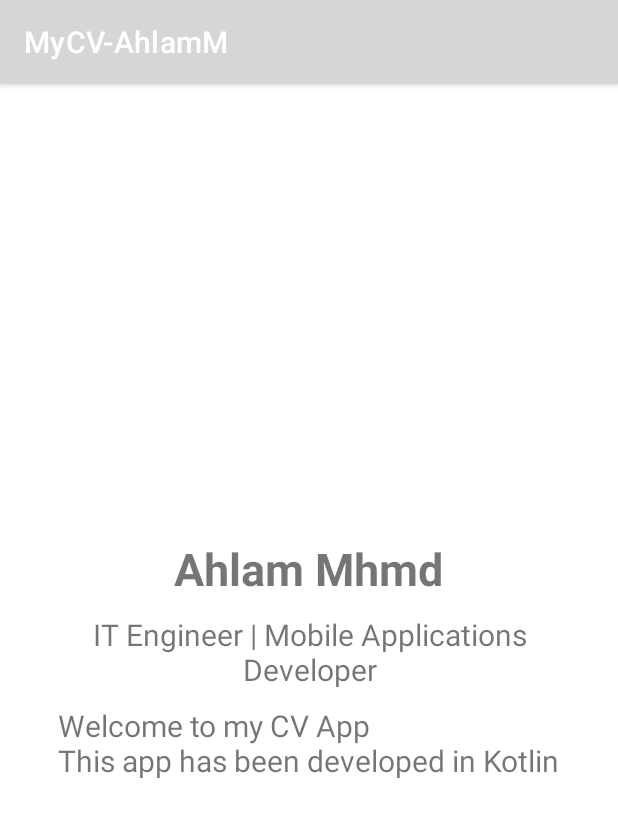
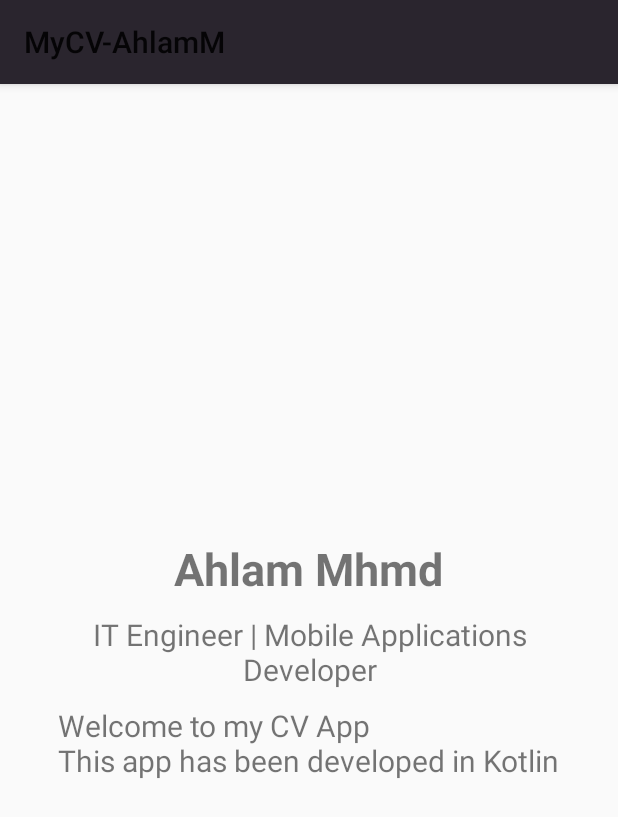
Before and after one commit to Ahlam-M/MyCV-App-Ahlam-M, an Android app: the IntroActivity screen opened directly, with no data from a screen before it, on a phone screen of 412 x 824 dp. Shown: the top 817 px of the screen. Run offline under Robolectric (Android 15) with nearby library versions, the phone set to English and light mode, and no system bars; network calls fail.

Commit message:
themes & strings xml files

```diff
--- a/app/src/main/res/layout/activity_splash.xml
+++ b/app/src/main/res/layout/activity_splash.xml
@@ -4,6 +4,8 @@
     android:layout_width="match_parent"
     android:layout_height="match_parent"
     android:orientation="vertical"
+    android:background="@color/red_oxide"
     tools:context=".activities.SplashActivity">
 
+
 </LinearLayout>
--- a/app/src/main/res/values-night/themes.xml
+++ b/app/src/main/res/values-night/themes.xml
@@ -1,16 +1,16 @@
 <resources xmlns:tools="http://schemas.android.com/tools">
     <!-- Base application theme. -->
-    <style name="Theme.MyCVAhlamM" parent="Theme.MaterialComponents.DayNight.DarkActionBar">
-        <!-- Primary brand color. -->
+    <!--<style name="Theme.MyCVAhlamM" parent="Theme.MaterialComponents.DayNight.DarkActionBar">
+        &lt;!&ndash; Primary brand color. &ndash;&gt;
         <item name="colorPrimary">@color/purple_200</item>
         <item name="colorPrimaryVariant">@color/purple_700</item>
         <item name="colorOnPrimary">@color/black</item>
-        <!-- Secondary brand color. -->
+        &lt;!&ndash; Secondary brand color. &ndash;&gt;
         <item name="colorSecondary">@color/teal_200</item>
         <item name="colorSecondaryVariant">@color/teal_200</item>
         <item name="colorOnSecondary">@color/black</item>
-        <!-- Status bar color. -->
+        &lt;!&ndash; Status bar color. &ndash;&gt;
         <item name="android:statusBarColor" tools:targetApi="l">?attr/colorPrimaryVariant</item>
-        <!-- Customize your theme here. -->
-    </style>
+        &lt;!&ndash; Customize your theme here. &ndash;&gt;
+    </style>-->
 </resources>
--- a/app/src/main/res/values/themes.xml
+++ b/app/src/main/res/values/themes.xml
@@ -1,16 +1,29 @@
 <resources xmlns:tools="http://schemas.android.com/tools">
     <!-- Base application theme. -->
-    <style name="Theme.MyCVAhlamM" parent="Theme.MaterialComponents.DayNight.DarkActionBar">
+    <style name="Theme.MyCVAhlamM" parent="Theme.AppCompat.Light">
         <!-- Primary brand color. -->
-        <item name="colorPrimary">@color/purple_500</item>
-        <item name="colorPrimaryVariant">@color/purple_700</item>
-        <item name="colorOnPrimary">@color/white</item>
-        <!-- Secondary brand color. -->
-        <item name="colorSecondary">@color/teal_200</item>
-        <item name="colorSecondaryVariant">@color/teal_700</item>
-        <item name="colorOnSecondary">@color/black</item>
+        <item name="colorPrimary">@color/dark_purple</item>
+        <item name="colorPrimaryDark">@color/dark_purple</item>
+
+
         <!-- Status bar color. -->
-        <item name="android:statusBarColor" tools:targetApi="l">?attr/colorPrimaryVariant</item>
+        <item name="android:statusBarColor" tools:targetApi="l">@color/red_oxide</item>
         <!-- Customize your theme here. -->
     </style>
+
+    <style name="Theme.MyCVAhlamM.NoActionBar" parent="Theme.MyCVAhlamM">
+        <item name = "android:windowActionBar">false</item>
+        <item name = "android:windowNoTitle">true</item>
+        <item name="actionBarTheme">@null</item>
+    </style>
+
+    <style name="NoActionBar" parent="Theme.AppCompat.Light.NoActionBar">
+
+        <!-- disable action bar -->
+        <item name="android:windowActionBar">false</item>
+        <item name="android:windowNoTitle">true</item>
+
+        <!-- Status bar color. -->
+        <item name="android:statusBarColor" tools:targetApi="l">@color/red_oxide</item>
+    </style>
 </resources>
```
Also changed, not shown: app/src/main/AndroidManifest.xml (+12 -6 lines), app/src/main/res/values/strings.xml (+23 -0 lines).
